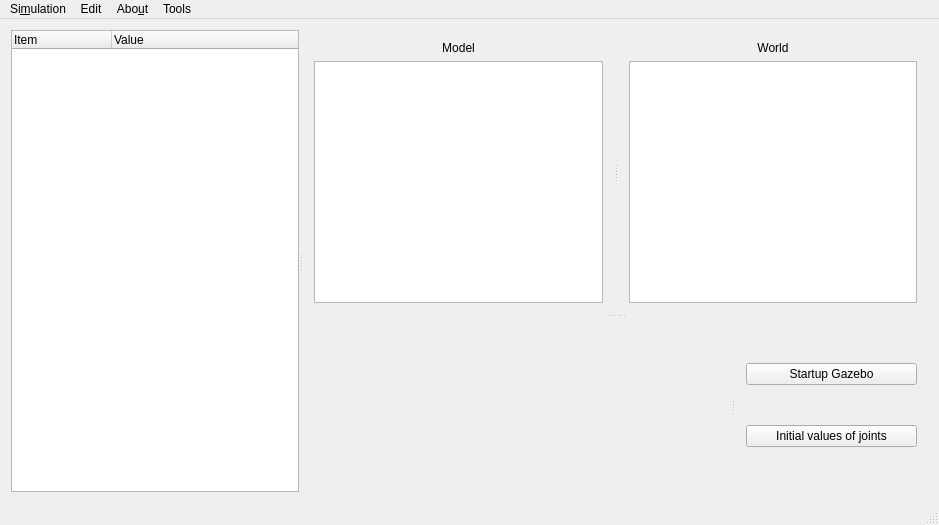
Above: source/GUI/mainwindow.ui from Guiraffo/ProVANT-Simulator before the change. Below: the same form after it.
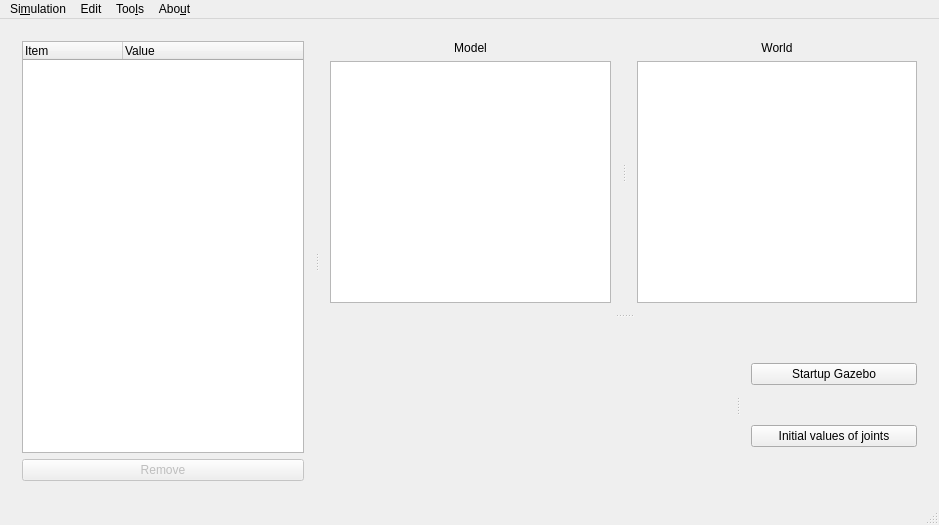
That is the form after the change.

Patch:
```diff
--- a/source/GUI/mainwindow.ui
+++ b/source/GUI/mainwindow.ui
@@ -14,18 +14,15 @@
    <string>MainWindow</string>
   </property>
   <widget class="QWidget" name="centralWidget">
-   <layout class="QGridLayout" name="gridLayout">
-    <item row="0" column="0">
-     <widget class="QSplitter" name="mainSplitter">
-      <property name="frameShape">
-       <enum>QFrame::NoFrame</enum>
-      </property>
-      <property name="frameShadow">
-       <enum>QFrame::Raised</enum>
-      </property>
+   <layout class="QHBoxLayout" name="horizontalLayout_2">
+    <item>
+     <widget class="QSplitter" name="splitter">
       <property name="orientation">
        <enum>Qt::Horizontal</enum>
       </property>
+      <widget class="QWidget" name="">
+       <layout class="QVBoxLayout" name="verticalLayout_2">
+        <item>
       <widget class="QTreeWidget" name="treeWidget">
        <property name="minimumSize">
         <size>
@@ -44,6 +41,19 @@
         </property>
        </column>
       </widget>
+        </item>
+        <item>
+         <widget class="QPushButton" name="removePushButton">
+          <property name="enabled">
+           <bool>false</bool>
+          </property>
+          <property name="text">
+           <string>Remove</string>
+          </property>
+         </widget>
+        </item>
+       </layout>
+      </widget>
       <widget class="QSplitter" name="rightSideSplitter">
        <property name="orientation">
         <enum>Qt::Vertical</enum>
@@ -119,6 +129,12 @@
          <layout class="QHBoxLayout" name="horizontalLayout">
           <item>
            <widget class="QLabel" name="provantLogoDisplay">
+            <property name="sizePolicy">
+             <sizepolicy hsizetype="MinimumExpanding" vsizetype="MinimumExpanding">
+              <horstretch>0</horstretch>
+              <verstretch>0</verstretch>
+             </sizepolicy>
+            </property>
             <property name="minimumSize">
              <size>
               <width>291</width>
@@ -128,6 +144,12 @@
             <property name="text">
              <string/>
             </property>
+            <property name="scaledContents">
+             <bool>false</bool>
+            </property>
+            <property name="alignment">
+             <set>Qt::AlignCenter</set>
+            </property>
            </widget>
           </item>
          </layout>
@@ -168,7 +190,7 @@
      <x>0</x>
      <y>0</y>
      <width>939</width>
-     <height>29</height>
+     <height>23</height>
     </rect>
    </property>
    <widget class="QMenu" name="menuSimulation">
@@ -200,14 +222,14 @@
    </widget>
    <widget class="QMenu" name="menuTools">
     <property name="title">
-     <string>Tools</string>
+     <string>Too&amp;ls</string>
     </property>
     <addaction name="actionOptions"/>
    </widget>
    <addaction name="menuSimulation"/>
    <addaction name="menuEdit"/>
-   <addaction name="menuAbout"/>
    <addaction name="menuTools"/>
+   <addaction name="menuAbout"/>
   </widget>
   <widget class="QStatusBar" name="statusBar"/>
   <action name="actionNew">
```
Left out of the diff: 2 changed lines with no effect on the pictures. Lines whose indentation alone changed are shown as unchanged.
